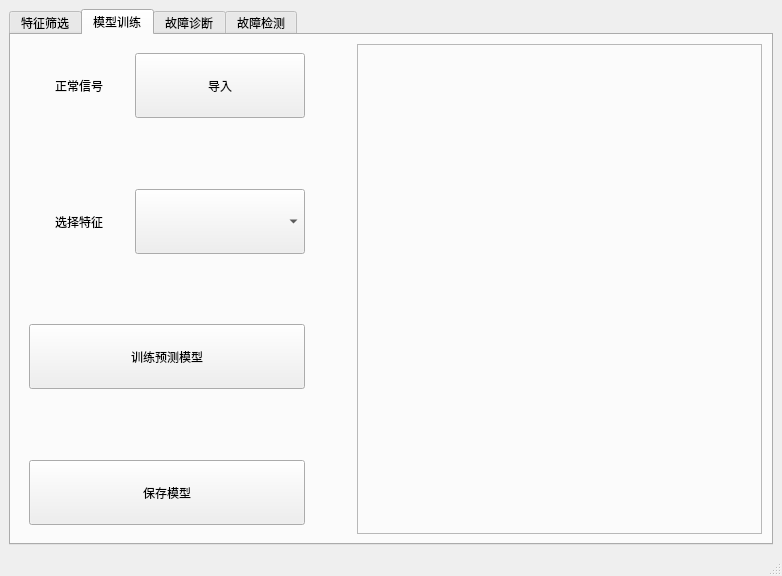
Before: the Qt Designer form GUI/MainWindow.ui in DuskSwan/fault_estimation_master_design, drawn with Qt 5.
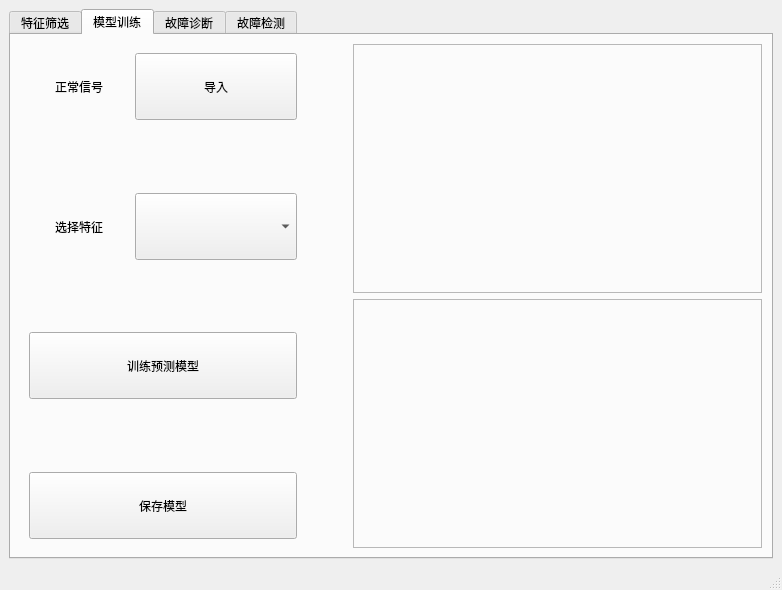
After: the same form once the commit is applied. The open tabs and pages were chosen to show the change.

Commit message: show train loss in canvas

The edit to the form file:
```diff
--- a/GUI/MainWindow.ui
+++ b/GUI/MainWindow.ui
@@ -7,7 +7,7 @@
     <x>0</x>
     <y>0</y>
     <width>782</width>
-    <height>576</height>
+    <height>590</height>
    </rect>
   </property>
   <property name="windowTitle">
@@ -181,8 +181,8 @@
        <attribute name="title">
         <string>模型训练</string>
        </attribute>
-       <layout class="QHBoxLayout" name="horizontalLayout_4" stretch="8,1,11">
-        <item>
+       <layout class="QGridLayout" name="gridLayout_6" columnstretch="7,1,10">
+        <item row="0" column="0" rowspan="2">
          <widget class="QWidget" name="widgetInTriaining" native="true">
           <layout class="QGridLayout" name="gridLayout_2">
            <item row="1" column="1">
@@ -308,7 +308,7 @@
           </layout>
          </widget>
         </item>
-        <item>
+        <item row="0" column="1" rowspan="2">
          <spacer name="horizontalSpacer_3">
           <property name="orientation">
            <enum>Qt::Horizontal</enum>
@@ -321,8 +321,30 @@
           </property>
          </spacer>
         </item>
-        <item>
+        <item row="0" column="2">
+         <widget class="QFrame" name="frameShowLoss">
+          <property name="minimumSize">
+           <size>
+            <width>50</width>
+            <height>0</height>
+           </size>
+          </property>
+          <property name="frameShape">
+           <enum>QFrame::StyledPanel</enum>
+          </property>
+          <property name="frameShadow">
+           <enum>QFrame::Raised</enum>
+          </property>
+         </widget>
+        </item>
+        <item row="1" column="2">
          <widget class="QFrame" name="frameInTraining">
+          <property name="minimumSize">
+           <size>
+            <width>50</width>
+            <height>0</height>
+           </size>
+          </property>
           <property name="frameShape">
            <enum>QFrame::StyledPanel</enum>
           </property>
```
Left out of the diff: 2 changed lines with no effect on the pictures. The commit also changes 5 other files.
